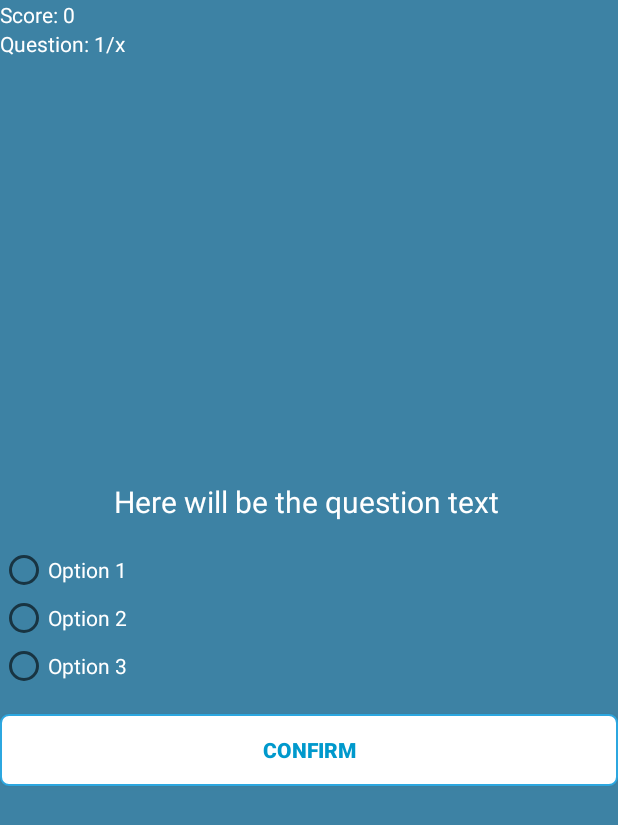
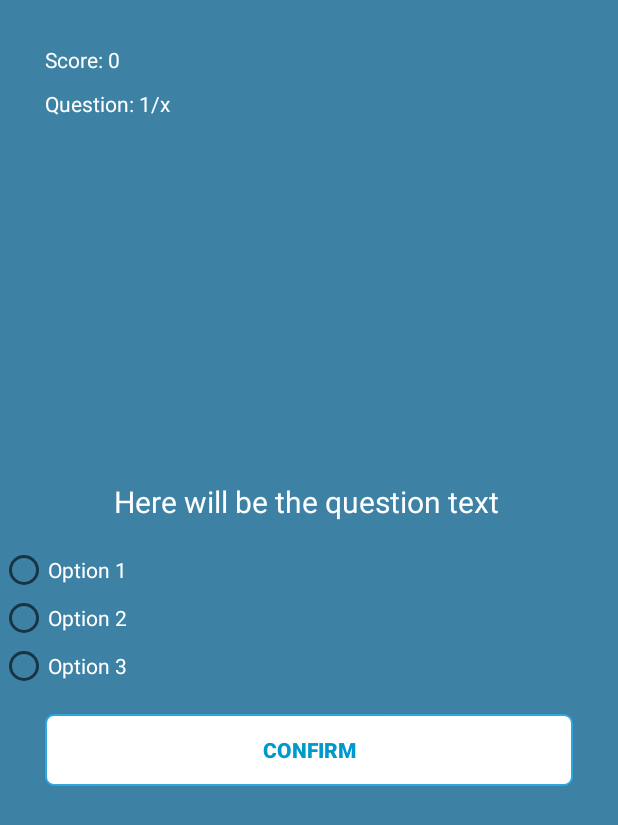
Before and after one commit to thonghkk/NavigationDemo, an Android app: the QuizActivity screen opened directly, with no data from a screen before it, on a phone screen of 412 x 824 dp. Shown: the top 825 px of the screen. Run offline under Robolectric (Android 15) with nearby library versions, the phone set to English and light mode, and no system bars; 2 statements that could not run were skipped.

Commit message:
Update Final

```diff
--- a/app/src/main/AndroidManifest.xml
+++ b/app/src/main/AndroidManifest.xml
@@ -16,7 +16,9 @@
         <activity
             android:name=".Question.QuizActivity"
             android:theme="@style/AppTheme.NoActionBar" />
-        <activity android:name=".Question.QuizResult" />
+        <activity android:name=".Question.QuizResult"
+            android:theme="@style/AppTheme.NoActionBar"
+            />
         <activity
             android:name=".Grammar.GrammarWord.GrammarTinhTu"
             android:label="Tính Từ"
--- a/app/src/main/java/com/example/navigation2/Exercise/GeneralTestFragment.kt
+++ b/app/src/main/java/com/example/navigation2/Exercise/GeneralTestFragment.kt
@@ -32,7 +32,7 @@ class GeneralTestFragment : Fragment(), CustomListener {
         // Inflate the layout for this fragment
         val view :View =  inflater.inflate(R.layout.fragment_general_test, container, false)
         val models = ArrayList<Model>()
-        models.add(Model("1.Câu Gián Tiếp ","Bài Kiểm Tra 1"))
+        models.add(Model("1.Bài Kiểm Tra 1",""))
 
         val mAdapter = CustomAdapterGrammar(models,this)
 
--- a/app/src/main/java/com/example/navigation2/MainActivity.kt
+++ b/app/src/main/java/com/example/navigation2/MainActivity.kt
@@ -15,7 +15,6 @@ class MainActivity : AppCompatActivity() {
     override fun onCreate(savedInstanceState: Bundle?) {
         super.onCreate(savedInstanceState)
         setContentView(R.layout.activity_main)
-        setContentView(R.layout.activity_main)
         Handler().postDelayed({
             val intent = Intent(this,Main2::class.java)
             startActivity(intent)
--- a/app/src/main/res/layout/activity_add_voca.xml
+++ b/app/src/main/res/layout/activity_add_voca.xml
@@ -48,6 +48,7 @@
             android:layout_centerInParent="true"
             android:layout_marginTop="30dp"
             android:text="Save"
+            android:background="@drawable/button_click"
             android:layout_marginBottom="20dp"
             android:layout_marginRight="20dp"
             />
@@ -59,6 +60,7 @@
             android:layout_centerInParent="true"
             android:layout_marginTop="30dp"
             android:text="Cancel"
+            android:background="@drawable/button_click"
             android:layout_marginBottom="20dp"
             android:layout_marginLeft="20dp"
             />
--- a/app/src/main/res/layout/activity_main.xml
+++ b/app/src/main/res/layout/activity_main.xml
@@ -41,7 +41,7 @@
     <TextView
         android:layout_width="wrap_content"
         android:layout_height="wrap_content"
-        android:text="Created By ThongNguyen"
+        android:text="Created By #thonghkk"
         android:textColor="#fff"
         android:textSize="20dp"
         android:textStyle="bold"
--- a/app/src/main/res/layout/activity_quiz.xml
+++ b/app/src/main/res/layout/activity_quiz.xml
@@ -9,6 +9,9 @@
 
 
     <TextView
+        android:layout_marginTop="30dp"
+        android:layout_marginLeft="30dp"
+        android:layout_marginBottom="10dp"
         android:id="@+id/text_view_score"
         android:layout_width="wrap_content"
         android:layout_height="wrap_content"
@@ -22,6 +25,7 @@
         android:layout_height="wrap_content"
         android:layout_below="@id/text_view_score"
         android:text="Question: 1/x"
+        android:layout_marginLeft="30dp"
         android:textColor="@android:color/primary_text_dark" />
 
     <TextView
@@ -72,5 +76,7 @@
         android:background="@drawable/button_click"
         android:text="Confirm"
         android:textStyle="bold"
+        android:layout_marginLeft="30dp"
+        android:layout_marginRight="30dp"
         android:textColor="@android:color/holo_blue_dark" />
 </RelativeLayout>
--- a/app/src/main/res/values/colors.xml
+++ b/app/src/main/res/values/colors.xml
@@ -2,7 +2,7 @@
 <resources>
     <color name="colorPrimary">#2196F3</color>
     <color name="colorPrimaryDark">#2196F3</color>
-    <color name="colorAccent">#FF03DAC5</color>
+    <color name="colorAccent">#a7c5eb</color>
     <color name="teal_200">#FF03DAC5</color>
     <color name="colorBackground">#3D82A4</color>
 </resources>
```
